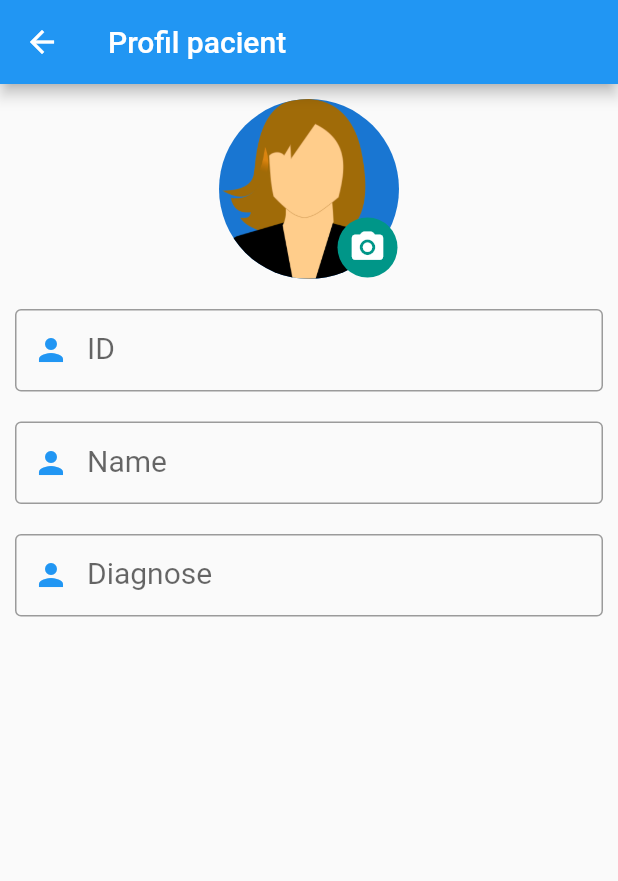
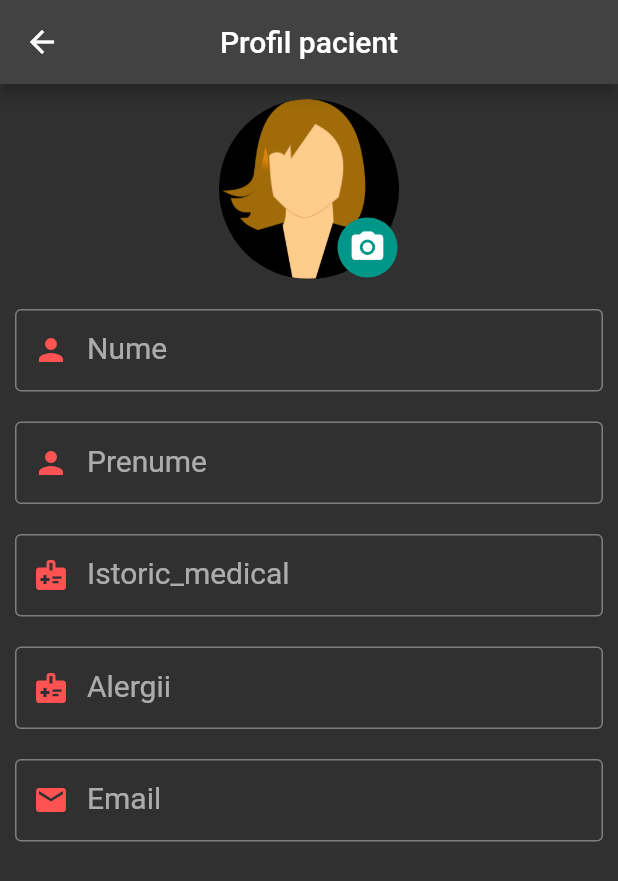
Before and after one commit to Allen-18/MedCheckApp, a Flutter app: the screen it shows after launch, after a tap on "Profil pacient", on a phone screen of 412 x 824 dp. Shown: the top 881 px of the screen. Run offline on Flutter 3.47's test engine with Material 2 defaults, Android fonts, the phone set to English and light mode, and no system bars; our stand-ins replace flutter_bluetooth_serial, flutter_local_notifications, flutter_secure_storage, google_fonts, image_picker, shared_preferences and 2 more; network calls fail.

Commit message:
added request for profile and the rest, plus changed the style

```diff
--- a/lib/main.dart
+++ b/lib/main.dart
@@ -1,4 +1,3 @@
-import 'package:practice/screens/activity_pacient.dart';
 import 'package:practice/screens/calendar.dart';
 import 'package:practice/screens/login.dart';
 import 'package:practice/screens/menu.dart';
@@ -32,15 +31,17 @@ class MyApp extends StatelessWidget {
       initialRoute: '/menuApp',
       routes: {
         '/login': (context) => const LoginPage(),
-        '/menuApp': (context) => const MenuScreen(access: null, refresh: null,),
+        '/menuApp': (context) => const MenuScreen(
+              access: null,
+              refresh: null,
+            ),
         '/profilePatient': (context) => const ProfileScreen(),
         '/calendar': (context) => const CalendarScreen(),
         '/recommendations': (context) => const ReferenceScreen(),
-        '/activities': (context) => const ActivityScreen(),
         // '/connectArduino': (context) => const ArduinoScreen(),
         // '/graphics': (context) => const GraphicsScreen(),
       },
-      theme: ThemeData.light(
+      theme: ThemeData.dark(
           // This is the theme of your application.
           //
           // Try running your application with "flutter run". You'll see the
--- a/lib/screens/app_drawer.dart
+++ b/lib/screens/app_drawer.dart
@@ -1,54 +1,28 @@
 import 'package:flutter/material.dart';
+import 'package:flutter/services.dart';
 
 class AppDrawer extends StatelessWidget {
   const AppDrawer({super.key});
 
   @override
   Widget build(BuildContext context) {
-    // final _auth = Provider.of<AuthModel>(context, listen: true);
     return Drawer(
-      child: SafeArea(
-        // color: Colors.grey[50],
       child: ListView(
-          children: <Widget>[
-            const ListTile(
-              leading: Icon(Icons.account_circle),
-              //title: Text(
-              //_auth.user.firstname + " " + _auth.user.lastname,
-              //  textScaleFactor: textScaleFactor,
-              //  maxLines: 1,
-              //  ),
-              //subtitle: Text(
-              //  _auth.user.id.toString(),
-              //   textScaleFactor: textScaleFactor,
-              //    maxLines: 1,
-            ),
-            // onTap: () {
-            //   Navigator.of(context).popAndPushNamed("/myaccount");
-            // },
-            //),
-            const Divider(),
-            const ListTile(
-              leading: Icon(Icons.info),
+        children: [
+          const SizedBox(height: 20),
+          ListTile(
+            leading: const Icon(Icons.contact_mail, color: Colors.redAccent),
+            title: const Text('Contacteza-ne'),
+            onTap: () {},
           ),
           ListTile(
-              leading: const Icon(Icons.settings),
-              title: const Text(
-                'Settings',
-              ),
+            leading: const Icon(Icons.login_outlined, color: Colors.redAccent),
+            title: const Text("Log Out"),
             onTap: () {
-                Navigator.of(context).popAndPushNamed("/settings");
+              SystemNavigator.pop(); // Close the app
             },
           ),
-            const Divider(),
-            const ListTile(
-              leading: Icon(Icons.arrow_back),
-              title: Text(
-                'Logout',
-              ),
-            ),
         ],
-        ),
       ),
     );
   }
--- a/lib/screens/menu.dart
+++ b/lib/screens/menu.dart
@@ -1,5 +1,7 @@
 import 'package:flutter/material.dart';
 import 'package:google_fonts/google_fonts.dart';
+
+import 'app_drawer.dart';
 
 class MenuScreen extends StatelessWidget {
   const MenuScreen({super.key, required access, required refresh});
@@ -15,8 +17,17 @@ class _MenuScreen extends StatelessWidget {
   Widget build(BuildContext context) {
     return SafeArea(
         child: Scaffold(
-            appBar:
-                AppBar(leading: const Text(''), title: const Text('App Menu')),
+            endDrawer: const AppDrawer(),
+            appBar: AppBar(
+              title: const Text(
+                'App Menu',
+                style: TextStyle(
+                  color: Colors.red,
+                  fontSize: 20,
+                ),
+              ),
+              centerTitle: true,
+            ),
             body: ListView(children: <Widget>[
               Card(
                 color: Colors.transparent,
@@ -74,19 +85,6 @@ class _MenuScreen extends StatelessWidget {
                 color: Colors.transparent,
                 child: ListTile(
                   onTap: () {
-                    Navigator.pushNamed(context, '/activities');
-                  },
-                  title: Text("Activitati recomandate",
-                      style: GoogleFonts.lato(
-                          fontSize: 20,
-                          color: Colors.white,
-                          fontWeight: FontWeight.w800)),
-                ),
-              ),
-              Card(
-                color: Colors.transparent,
-                child: ListTile(
-                  onTap: () {
                     Navigator.pushNamed(context, '/connectArduino');
                   },
                   title: Text("Conectare Arduino",
--- a/lib/screens/profile.dart
+++ b/lib/screens/profile.dart
@@ -4,6 +4,7 @@ import 'package:flutter/foundation.dart';
 import 'package:flutter/material.dart';
 import 'package:image_picker/image_picker.dart';
 import 'package:http/http.dart' as http;
+import 'package:flutter_secure_storage/flutter_secure_storage.dart';
 
 class ProfileScreen extends StatefulWidget {
   const ProfileScreen({Key? key}) : super(key: key);
@@ -12,41 +13,66 @@ class ProfileScreen extends StatefulWidget {
 }
 
 class ProfileScreenState extends State<ProfileScreen> {
-  final _idController = TextEditingController();
-  final _nameController = TextEditingController();
-  final _diagnosticController = TextEditingController();
+  late TextEditingController _nameController;
+  late TextEditingController _prenumeController;
+  late TextEditingController _istoricController;
+  late TextEditingController _alergiiController;
+  late TextEditingController _emailController;
+  final storage = const FlutterSecureStorage();
 
   bool _isLoading = true;
   XFile? _imageFile;
   final ImagePicker _picker = ImagePicker();
   @override
-  void dispose() {
-    _idController.dispose();
-    _nameController.dispose();
-    _diagnosticController.dispose();
-    super.dispose();
-  }
-
-  @override
   void initState() {
     super.initState();
+    _nameController = TextEditingController();
+    _prenumeController = TextEditingController();
+    _istoricController = TextEditingController();
+    _alergiiController = TextEditingController();
+    _emailController = TextEditingController();
     _fetchProfileData();
   }
 
   Future<void> _fetchProfileData() async {
-    //final response = await http.get(Uri.parse('your-url-here'));
-    // Parse response data and update text fields using setState
     setState(() {
       _isLoading = true;
     });
+    final accessToken = await storage.read(key: 'access');
 
     try {
-      final response = await http.get(Uri.parse('https://example.com/profile'));
+      final response = await http.get(
+        Uri.parse('https://medcheck.azurewebsites.net/api/me/'),
+        headers: {
+          'Authorization': 'Bearer $accessToken',
+          'Content-Type': 'application/json'
+        },
+      );
+      if (response.statusCode == 200) {
         final data = jsonDecode(response.body);
 
-      _idController.text = data['id'];
-      _nameController.text = data['name'];
-      _diagnosticController.text = data['diagnose'];
+        final nume = data['nume'];
+        final prenume = data['prenume'];
+        final istoric = data['istoric_medical'];
+        final alergii = data['alergii'];
+        final email = data['email'];
+        if (nume == null ||
+            nume.isEmpty ||
+            prenume == null ||
+            prenume.isEmpty) {
+          throw Exception('Name or surname is missing');
+        }
+        final formattedNume = nume.toString();
+        final formattedPrenume = prenume.toString();
+        _nameController.text = formattedNume;
+        _prenumeController.text = formattedPrenume;
+        _istoricController.text = istoric ?? '';
+        _alergiiController.text = alergii ?? '';
+        _emailController.text = email ?? '';
+      } else {
+        throw Exception(
+            'Failed to fetch profile data:${response.reasonPhrase} ${response.body}');
+      }
     } catch (e) {
       if (kDebugMode) {
         print('Error fetching profile data: $e');
@@ -64,32 +90,31 @@ class ProfileScreenState extends State<ProfileScreen> {
       appBar: AppBar(
         leading: const BackButton(),
         title: const Text('Profil pacient'),
+        centerTitle: true,
       ),
       body: _isLoading
           ? const Center(child: CircularProgressIndicator())
-          : Form(
-              child: ListView(
-                padding:
-                    const EdgeInsets.symmetric(horizontal: 10, vertical: 10),
+          : ListView(
+              padding: const EdgeInsets.symmetric(horizontal: 10, vertical: 10),
               children: <Widget>[
                 imageProfile(),
                 const SizedBox(
                   height: 20,
                 ),
                 TextFormField(
-                    controller: _idController,
+                  controller: _nameController,
                   style: const TextStyle(fontSize: 20),
                   decoration: const InputDecoration(
-                      labelText: 'ID',
+                    labelText: 'Nume',
                     labelStyle: TextStyle(fontSize: 20),
                     contentPadding: EdgeInsets.symmetric(vertical: 16),
                     border: OutlineInputBorder(),
                     prefixIcon: Icon(
                       Icons.person,
-                        color: Colors.blue,
+                      color: Colors.redAccent,
                     ),
                     focusedBorder: OutlineInputBorder(
-                        borderSide: BorderSide(color: Colors.blue),
+                      borderSide: BorderSide(color: Colors.redAccent),
                     ),
                   ),
                 ),
@@ -97,19 +122,19 @@ class ProfileScreenState extends State<ProfileScreen> {
                   height: 20,
                 ),
                 TextFormField(
-                    controller: _nameController,
+                  controller: _prenumeController,
                   style: const TextStyle(fontSize: 20),
                   decoration: const InputDecoration(
-                      labelText: 'Name',
+                    labelText: 'Prenume',
                     labelStyle: TextStyle(fontSize: 20),
                     contentPadding: EdgeInsets.symmetric(vertical: 16),
                     border: OutlineInputBorder(),
                     prefixIcon: Icon(
                       Icons.person,
-                        color: Colors.blue,
+                      color: Colors.redAccent,
                     ),
                     focusedBorder: OutlineInputBorder(
-                        borderSide: BorderSide(color: Colors.blue),
+                      borderSide: BorderSide(color: Colors.redAccent),
                     ),
                   ),
                 ),
@@ -117,19 +142,59 @@ class ProfileScreenState extends State<ProfileScreen> {
                   height: 20,
                 ),
                 TextFormField(
-                    controller: _diagnosticController,
+                  controller: _istoricController,
                   style: const TextStyle(fontSize: 20),
                   decoration: const InputDecoration(
-                      labelText: 'Diagnose',
+                    labelText: 'Istoric_medical',
                     labelStyle: TextStyle(fontSize: 20),
                     contentPadding: EdgeInsets.symmetric(vertical: 16),
                     border: OutlineInputBorder(),
                     prefixIcon: Icon(
-                        Icons.person,
-                        color: Colors.blue,
+                      Icons.medical_information,
+                      color: Colors.redAccent,
                     ),
                     focusedBorder: OutlineInputBorder(
-                        borderSide: BorderSide(color: Colors.blue),
+                      borderSide: BorderSide(color: Colors.redAccent),
+                    ),
+                  ),
+                ),
+                const SizedBox(
+                  height: 20,
+                ),
+                TextFormField(
+                  controller: _alergiiController,
+                  style: const TextStyle(fontSize: 20),
+                  decoration: const InputDecoration(
+                    labelText: 'Alergii',
+                    labelStyle: TextStyle(fontSize: 20),
+                    contentPadding: EdgeInsets.symmetric(vertical: 16),
+                    border: OutlineInputBorder(),
+                    prefixIcon: Icon(
+                      Icons.medical_information,
+                      color: Colors.redAccent,
+                    ),
+                    focusedBorder: OutlineInputBorder(
+                      borderSide: BorderSide(color: Colors.redAccent),
+                    ),
+                  ),
+                ),
+                const SizedBox(
+                  height: 20,
+                ),
+                TextFormField(
+                  controller: _emailController,
+                  style: const TextStyle(fontSize: 20),
+                  decoration: const InputDecoration(
+                    labelText: 'Email',
+                    labelStyle: TextStyle(fontSize: 20),
+                    contentPadding: EdgeInsets.symmetric(vertical: 16),
+                    border: OutlineInputBorder(),
+                    prefixIcon: Icon(
+                      Icons.email,
+                      color: Colors.redAccent,
+                    ),
+                    focusedBorder: OutlineInputBorder(
+                      borderSide: BorderSide(color: Colors.redAccent),
                     ),
                   ),
                 ),
@@ -137,7 +202,6 @@ class ProfileScreenState extends State<ProfileScreen> {
                   height: 20,
                 ),
               ],
-              ),
             ),
     );
   }
@@ -230,85 +294,4 @@ class ProfileScreenState extends State<ProfileScreen> {
       });
     }
   }
-
-  Widget idTextField() {
-    return Container(
-      padding: const EdgeInsets.symmetric(horizontal: 16.0),
-      child: TextFormField(
-        initialValue: '01',
-        style: const TextStyle(
-          fontSize: 20,
-        ),
-        decoration: const InputDecoration(
-          labelText: 'ID',
-          labelStyle: TextStyle(
-            fontSize: 20,
-          ),
-          contentPadding: EdgeInsets.symmetric(vertical: 16.0),
-          border: OutlineInputBorder(),
-          prefixIcon: Icon(
-            Icons.person,
-            color: Colors.blue,
-          ),
-          focusedBorder: OutlineInputBorder(
-            borderSide: BorderSide(color: Colors.blue),
-          ),
-        ),
-      ),
-    );
 }
-
-  Widget nameTextField() {
-    return Container(
-      padding: const EdgeInsets.symmetric(horizontal: 16.0),
-      child: TextFormField(
-        initialValue: 'Pop Ioana',
-        style: const TextStyle(
-          fontSize: 20,
-        ),
-        decoration: const InputDecoration(
-          labelText: 'Name',
-          labelStyle: TextStyle(
-            fontSize: 20,
-          ),
-          contentPadding: EdgeInsets.symmetric(vertical: 16.0),
-          border: OutlineInputBorder(),
-          prefixIcon: Icon(
-            Icons.person,
-            color: Colors.blue,
-          ),
-          focusedBorder: OutlineInputBorder(
-            borderSide: BorderSide(color: Colors.blue),
-          ),
-        ),
-      ),
-    );
-  }
-
-  Widget diagnosticTextField() {
-    return Container(
-      padding: const EdgeInsets.symmetric(horizontal: 16.0),
-      child: TextFormField(
-        initialValue: 'BPOC',
-        style: const TextStyle(
-          fontSize: 20,
-        ),
-        decoration: const InputDecoration(
-          labelText: 'Diagnose',
-          labelStyle: TextStyle(
-            fontSize: 20,
-          ),
-          contentPadding: EdgeInsets.symmetric(vertical: 16.0),
-          border: OutlineInputBorder(),
-          prefixIcon: Icon(
-            Icons.person,
-            color: Colors.blue,
-          ),
-          focusedBorder: OutlineInputBorder(
-            borderSide: BorderSide(color: Colors.blue),
-          ),
-        ),
-      ),
-    );
-  }
-}
--- a/pubspec.yaml
+++ b/pubspec.yaml
@@ -45,6 +45,7 @@ dependencies:
   timezone: ^0.9.1
   google_fonts: ^3.0.1
   image_picker: ^0.8.6+2
+  flutter_secure_storage: ^8.0.0
 dev_dependencies:
   flutter_test:
     sdk: flutter
```
Also changed, not shown: lib/models/post.dart (deleted, +0 -39 lines), lib/screens/activity_pacient.dart (deleted, +0 -51 lines), lib/screens/calendar.dart (+17 -4 lines), lib/screens/login.dart (+97 -21 lines), lib/screens/reference_pacient.dart (+55 -45 lines), lib/services/remote_service.dart (deleted, +0 -15 lines), pubspec.lock, 5 other files. Lines whose indentation alone changed are shown as unchanged.
